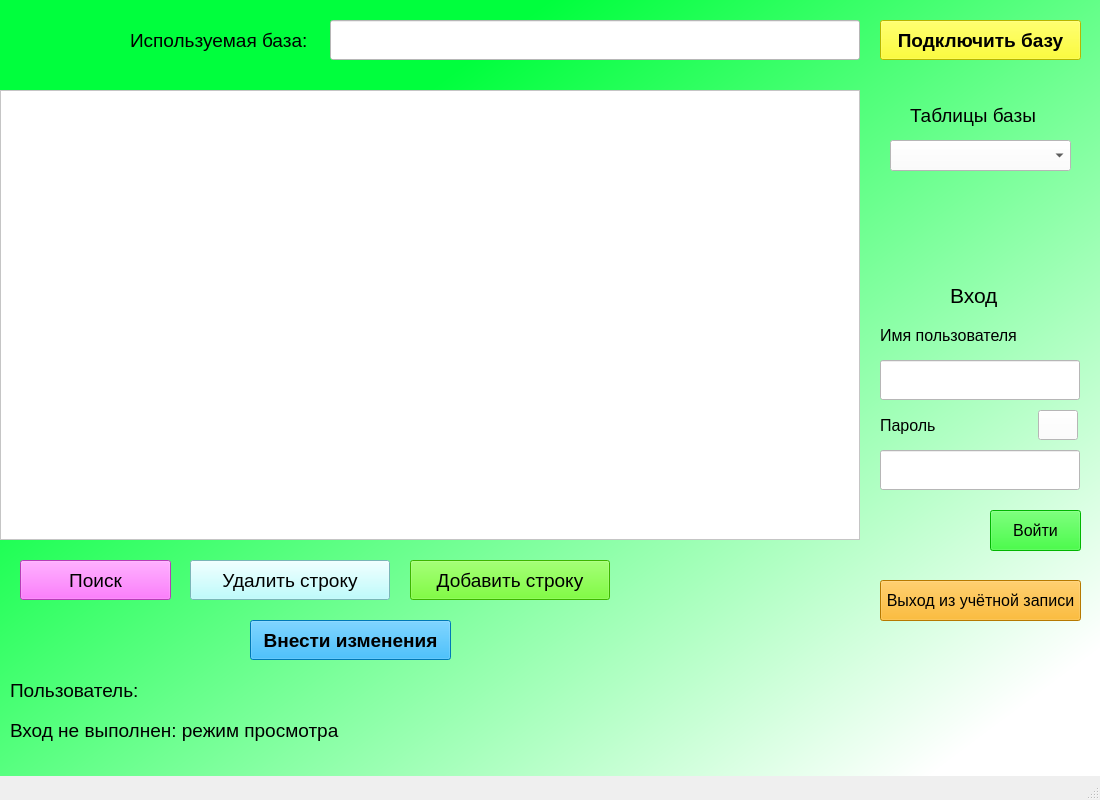
This is simple_design.ui in EfimTishkovski/Draw_storage as Qt 5 draws it before an edit. The edited form follows.
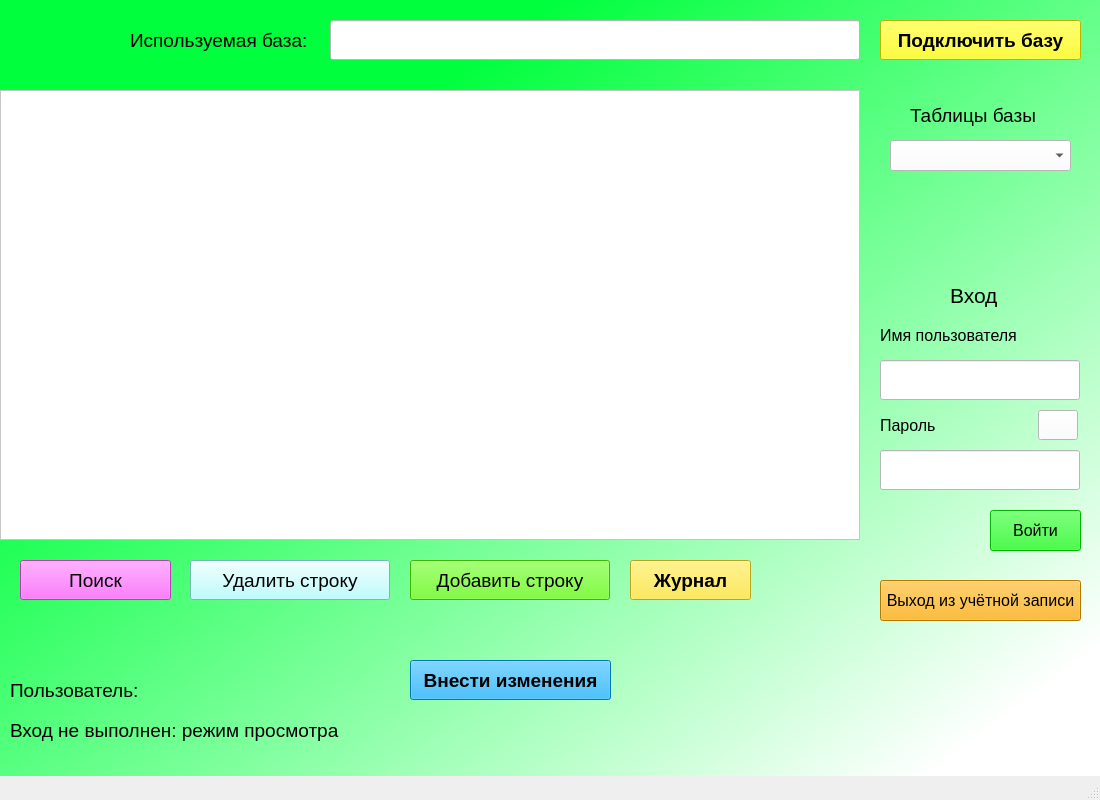
This is the edited form. Icons and pictures are not drawn.

Commit message: Подкорректирован дизайн, добавлена кнопка "журнал"

```diff
--- a/simple_design.ui
+++ b/simple_design.ui
@@ -153,8 +153,8 @@
    <widget class="QPushButton" name="change_button">
     <property name="geometry">
      <rect>
-      <x>250</x>
-      <y>620</y>
+      <x>410</x>
+      <y>660</y>
       <width>201</width>
       <height>40</height>
      </rect>
@@ -458,6 +458,30 @@
      <string>Пользователь:</string>
     </property>
    </widget>
+   <widget class="QPushButton" name="show_log_button">
+    <property name="geometry">
+     <rect>
+      <x>630</x>
+      <y>560</y>
+      <width>121</width>
+      <height>40</height>
+     </rect>
+    </property>
+    <property name="font">
+     <font>
+      <pointsize>14</pointsize>
+      <weight>75</weight>
+      <bold>true</bold>
+     </font>
+    </property>
+    <property name="styleSheet">
+     <string notr="true">background-color: rgb(0, 170, 255);
+background-color: rgb(255, 231, 42);</string>
+    </property>
+    <property name="text">
+     <string>Журнал</string>
+    </property>
+   </widget>
   </widget>
   <widget class="QMenuBar" name="menubar">
    <property name="geometry">
```
